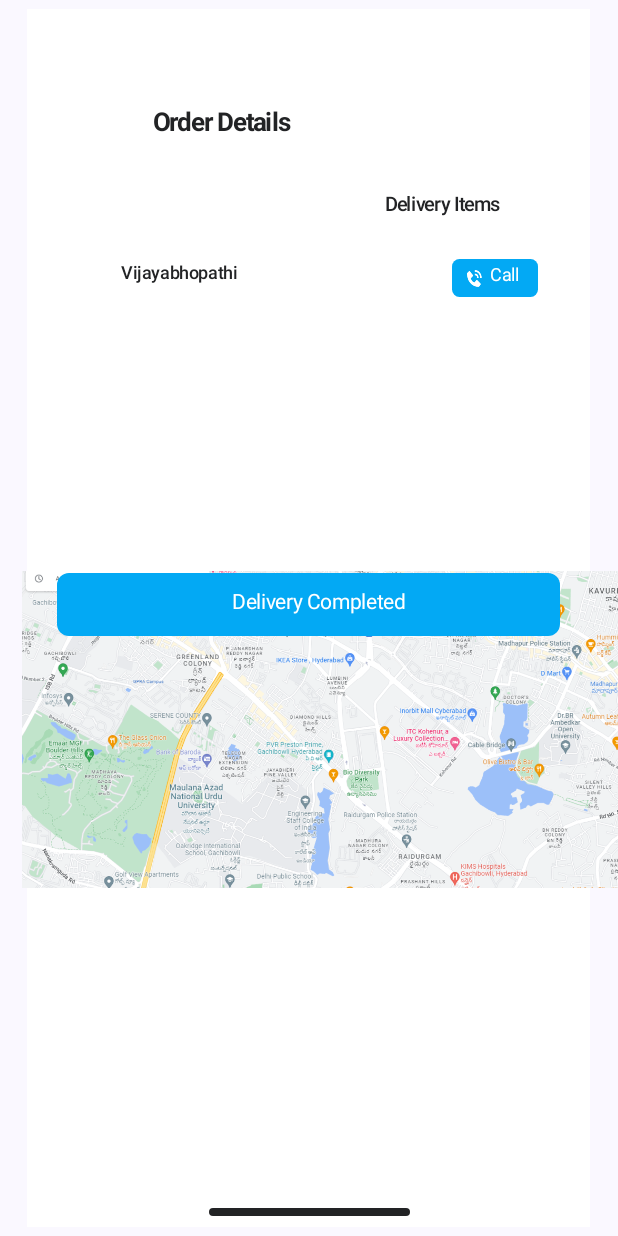
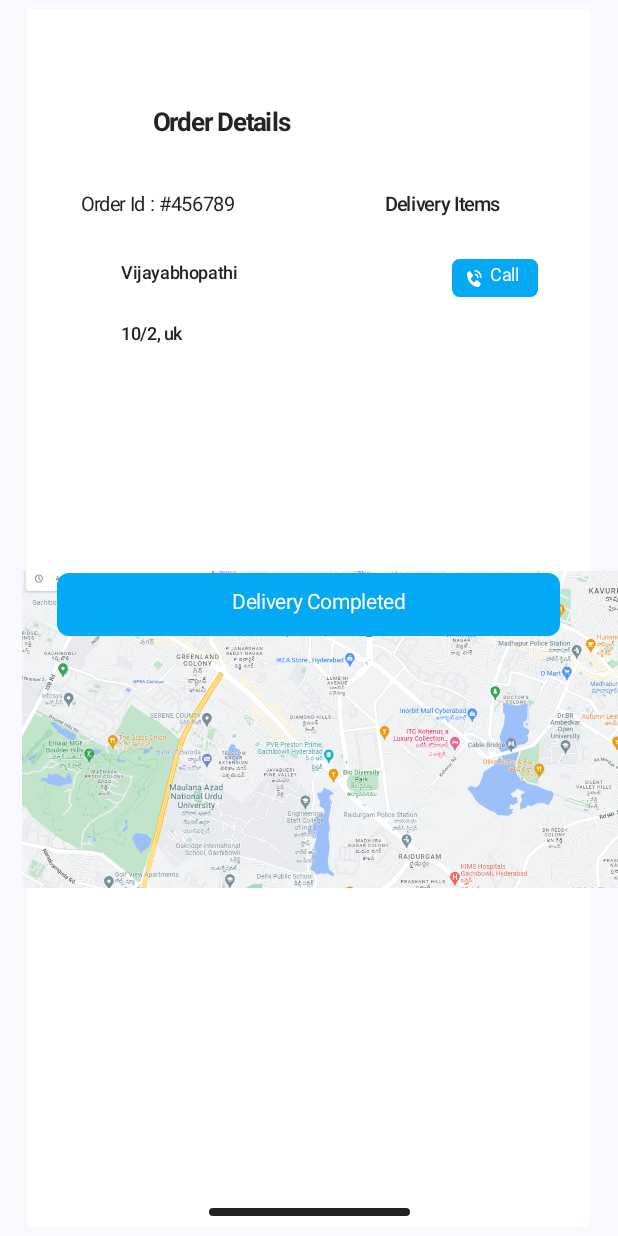
Before and after one commit to vijaybhopathi/Toylandapp, an Android app built with Jetpack Compose: the OrdersActivity screen opened directly, with no data from a screen before it, on a phone screen of 412 x 824 dp. Run offline under Robolectric (Android 15) with nearby library versions, the phone set to English and light mode, and no system bars.

Commit message:
order activity completed

```diff
--- a/app/src/main/java/com/vijayabhopathi/toyland/ToysOrdersActivity.kt
+++ b/app/src/main/java/com/vijayabhopathi/toyland/ToysOrdersActivity.kt
@@ -135,7 +135,23 @@ fun Greeting2(name: String, modifier: Modifier = Modifier) {
                                 .requiredHeight(height = 40.dp)
                                 .clip(shape = RoundedCornerShape(8.dp))
                                 .background(color = Color.White))
-                      //textid
+
+                        Text(
+                            text = "Order Id : #456789",
+                            color = Color(0xff222325),
+                            textAlign = TextAlign.Center,
+                            lineHeight = 10.46.em,
+                            style = TextStyle(
+                                fontSize = 13.sp,
+                                letterSpacing = (-0.24).sp
+                            ),
+                            modifier = Modifier
+                                .align(alignment = Alignment.TopStart)
+                                .offset(
+                                    x = 15.dp,
+                                    y = 11.dp
+                                )
+                        )
                     }
                 }
                 Box(
@@ -159,7 +175,22 @@ fun Greeting2(name: String, modifier: Modifier = Modifier) {
                                 .requiredWidth(width = 279.dp)
                                 .requiredHeight(height = 36.dp)
                         ) {
-                          //adtext
+
+
+
+                            Text(
+                                text = "10/2, uk",
+                                color = Color(0xff222325),
+                                lineHeight = 13.17.em,
+                                style = TextStyle(
+                                    fontSize = 12.sp,
+                                    fontWeight = FontWeight.Medium,
+                                    letterSpacing = (-0.24).sp
+                                ),
+                                modifier = Modifier
+                                    .requiredWidth(width = 279.dp)
+                                    .requiredHeight(height = 36.dp)
+                            )
                         }
                     }
 //
@@ -347,6 +378,11 @@ fun Greeting2(name: String, modifier: Modifier = Modifier) {
                             .background(color = Color(0xFF03A9F4)))
                 }
 
+
+
+
+
+
                 Text(
                     text = "Delivery Completed ",
                     color = Color.White,
```
